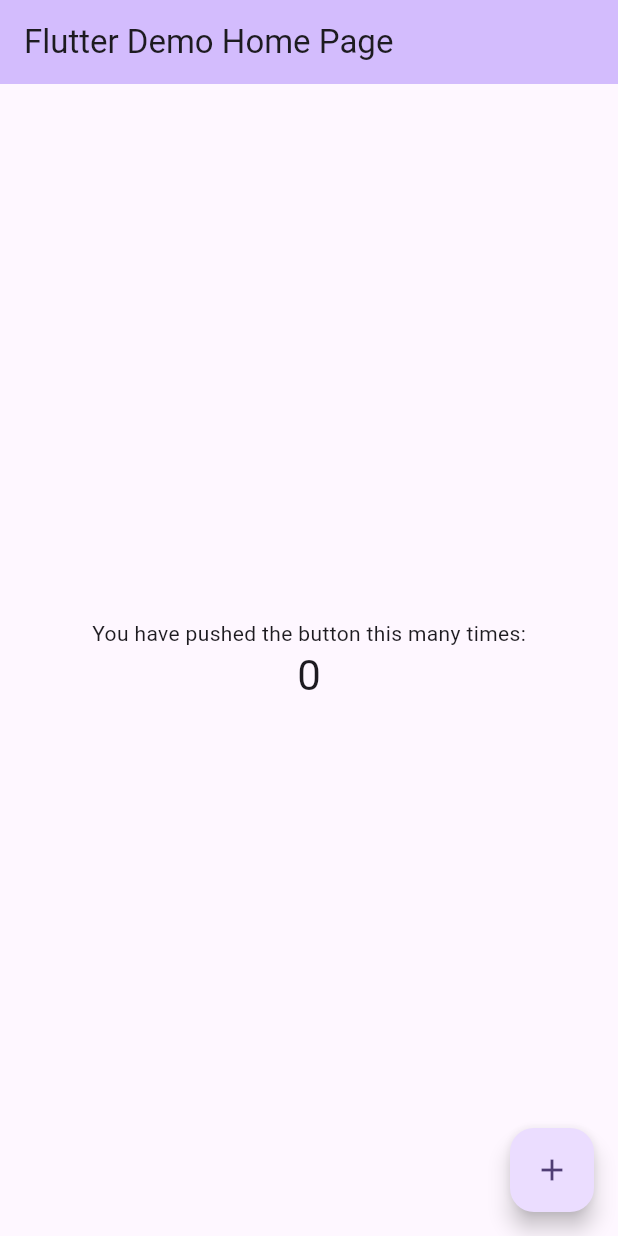
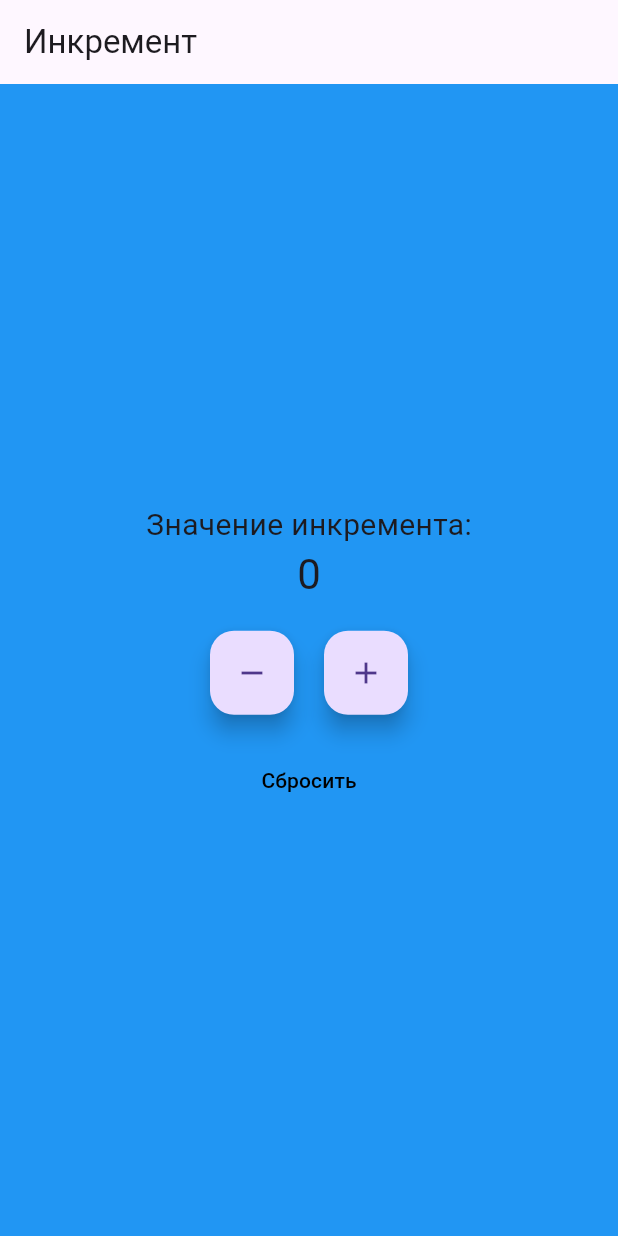
Before and after one commit to ldixitl/mobile-3, a Flutter app: the screen it shows after launch, on a phone screen of 412 x 824 dp. Run offline on Flutter 3.47's test engine with Material 3 defaults, Android fonts, the light colour scheme and no system bars.

Commit message:
added the main code

```diff
--- a/lib/main.dart
+++ b/lib/main.dart
@@ -1,56 +1,29 @@
 import 'package:flutter/material.dart';
 
 void main() {
-  runApp(const MyApp());
+  runApp(MyApp());
 }
 
 class MyApp extends StatelessWidget {
-  const MyApp({super.key});
-
-  // This widget is the root of your application.
   @override
   Widget build(BuildContext context) {
     return MaterialApp(
-      title: 'Flutter Demo',
+      title: 'Инкремент',
       theme: ThemeData(
-        // This is the theme of your application.
-        //
-        // TRY THIS: Try running your application with "flutter run". You'll see
-        // the application has a purple toolbar. Then, without quitting the app,
-        // try changing the seedColor in the colorScheme below to Colors.green
-        // and then invoke "hot reload" (save your changes or press the "hot
-        // reload" button in a Flutter-supported IDE, or press "r" if you used
-        // the command line to start the app).
-        //
-        // Notice that the counter didn't reset back to zero; the application
-        // state is not lost during the reload. To reset the state, use hot
-        // restart instead.
-        //
-        // This works for code too, not just values: Most code changes can be
-        // tested with just a hot reload.
-        colorScheme: ColorScheme.fromSeed(seedColor: Colors.deepPurple),
+        scaffoldBackgroundColor: Colors.blue, // Изменение темы на голубой цвет
       ),
-      home: const MyHomePage(title: 'Flutter Demo Home Page'),
+      home: MyHomePage(title: 'Инкремент'),
     );
   }
 }
 
 class MyHomePage extends StatefulWidget {
-  const MyHomePage({super.key, required this.title});
-
-  // This widget is the home page of your application. It is stateful, meaning
-  // that it has a State object (defined below) that contains fields that affect
-  // how it looks.
-
-  // This class is the configuration for the state. It holds the values (in this
-  // case the title) provided by the parent (in this case the App widget) and
-  // used by the build method of the State. Fields in a Widget subclass are
-  // always marked "final".
+  MyHomePage({Key? key, required this.title}) : super(key: key);
 
   final String title;
 
   @override
-  State<MyHomePage> createState() => _MyHomePageState();
+  _MyHomePageState createState() => _MyHomePageState();
 }
 
 class _MyHomePageState extends State<MyHomePage> {
@@ -58,65 +31,75 @@
 
   void _incrementCounter() {
     setState(() {
-      // This call to setState tells the Flutter framework that something has
-      // changed in this State, which causes it to rerun the build method below
-      // so that the display can reflect the updated values. If we changed
-      // _counter without calling setState(), then the build method would not be
-      // called again, and so nothing would appear to happen.
       _counter++;
+    });
+  }
+
+  void _decrementCounter() {
+    setState(() {
+      if (_counter > 0) {
+        _counter--;
+      }
+    });
+  }
+
+  void _resetCounter() {
+    setState(() {
+      _counter = 0;
     });
   }
 
   @override
   Widget build(BuildContext context) {
-    // This method is rerun every time setState is called, for instance as done
-    // by the _incrementCounter method above.
-    //
-    // The Flutter framework has been optimized to make rerunning build methods
-    // fast, so that you can just rebuild anything that needs updating rather
-    // than having to individually change instances of widgets.
     return Scaffold(
       appBar: AppBar(
-        // TRY THIS: Try changing the color here to a specific color (to
-        // Colors.amber, perhaps?) and trigger a hot reload to see the AppBar
-        // change color while the other colors stay the same.
-        backgroundColor: Theme.of(context).colorScheme.inversePrimary,
-        // Here we take the value from the MyHomePage object that was created by
-        // the App.build method, and use it to set our appbar title.
         title: Text(widget.title),
       ),
       body: Center(
-        // Center is a layout widget. It takes a single child and positions it
-        // in the middle of the parent.
         child: Column(
-          // Column is also a layout widget. It takes a list of children and
-          // arranges them vertically. By default, it sizes itself to fit its
-          // children horizontally, and tries to be as tall as its parent.
-          //
-          // Column has various properties to control how it sizes itself and
-          // how it positions its children. Here we use mainAxisAlignment to
-          // center the children vertically; the main axis here is the vertical
-          // axis because Columns are vertical (the cross axis would be
-          // horizontal).
-          //
-          // TRY THIS: Invoke "debug painting" (choose the "Toggle Debug Paint"
-          // action in the IDE, or press "p" in the console), to see the
-          // wireframe for each widget.
           mainAxisAlignment: MainAxisAlignment.center,
           children: <Widget>[
-            const Text('You have pushed the button this many times:'),
+            Text(
+              'Значение инкремента:',
+              style: TextStyle(fontSize: 20),
+            ),
             Text(
               '$_counter',
-              style: Theme.of(context).textTheme.headlineMedium,
+              style: Theme.of(context).textTheme.headlineMedium, // Используем headlineMedium
+            ),
+            SizedBox(height: 20),
+            Row(
+              mainAxisAlignment: MainAxisAlignment.center,
+              children: <Widget>[
+                FloatingActionButton(
+                  onPressed: _decrementCounter,
+                  tooltip: 'Decrement',
+                  child: Icon(Icons.remove),
+                  heroTag: null,
+                ),
+                SizedBox(width: 20),
+                FloatingActionButton(
+                  onPressed: _incrementCounter,
+                  tooltip: 'Increment',
+                  child: Icon(Icons.add),
+                  heroTag: null,
+                ),
+              ],
+            ),
+            SizedBox(height: 20),
+            TextButton(
+              onPressed: _resetCounter,
+              child: Text(
+                'Сбросить',
+                style: TextStyle(color: Colors.black),
+              ),
+              style: TextButton.styleFrom(
+                backgroundColor: Colors.transparent,
+              ),
             ),
           ],
         ),
       ),
-      floatingActionButton: FloatingActionButton(
-        onPressed: _incrementCounter,
-        tooltip: 'Increment',
-        child: const Icon(Icons.add),
-      ), // This trailing comma makes auto-formatting nicer for build methods.
     );
   }
 }
```
